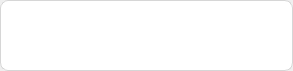
Qt form src/MEGASync/stalled_issues/gui/stalled_issues_cases/ui/NameConflict.ui (meganz/MEGAsync) before a commit.
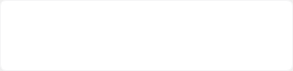
The same form after that commit. Custom widgets are drawn as their Qt base class.

What changed in the file:
```diff
--- a/src/MEGASync/stalled_issues/gui/stalled_issues_cases/ui/NameConflict.ui
+++ b/src/MEGASync/stalled_issues/gui/stalled_issues_cases/ui/NameConflict.ui
@@ -13,8 +13,8 @@
   <property name="styleSheet">
    <string notr="true">#frame 
 {
-    border-radius: 8px;
-    border: 1px solid  #D6D6D6;
+    border-radius: 6px;
+    border: 1px solid  #F6F6F7; /*colorToken.border-subtle*/
     background-color: #FFFFFFFF; /*colorToken.page-background*/
 }</string>
   </property>
```
